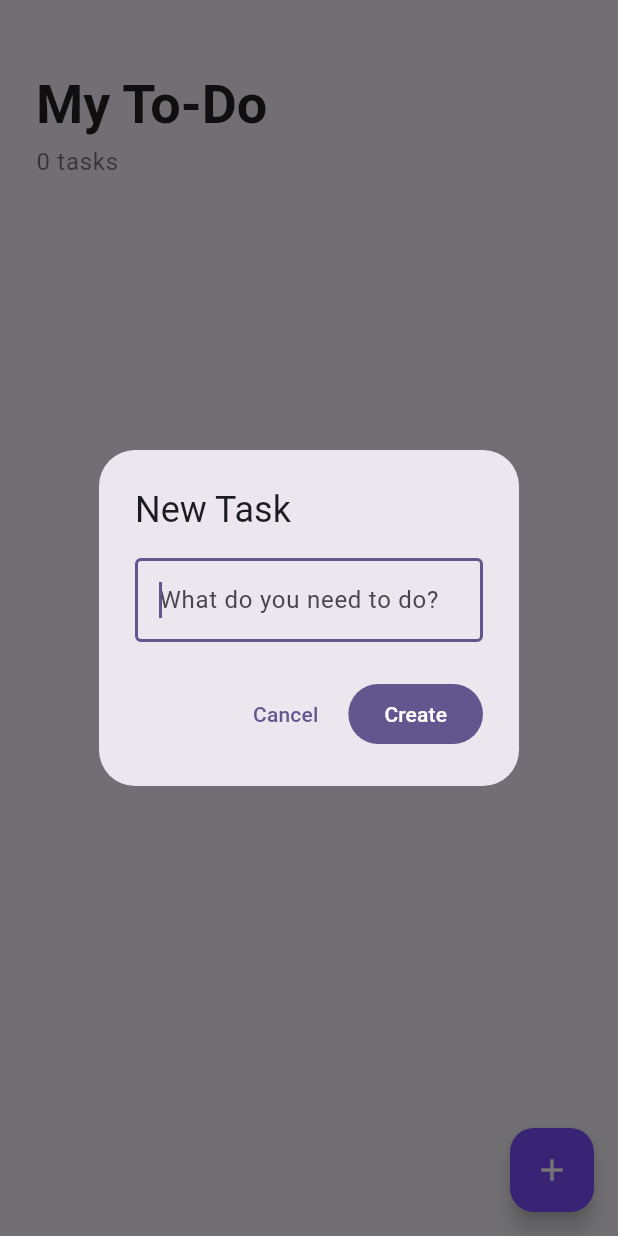
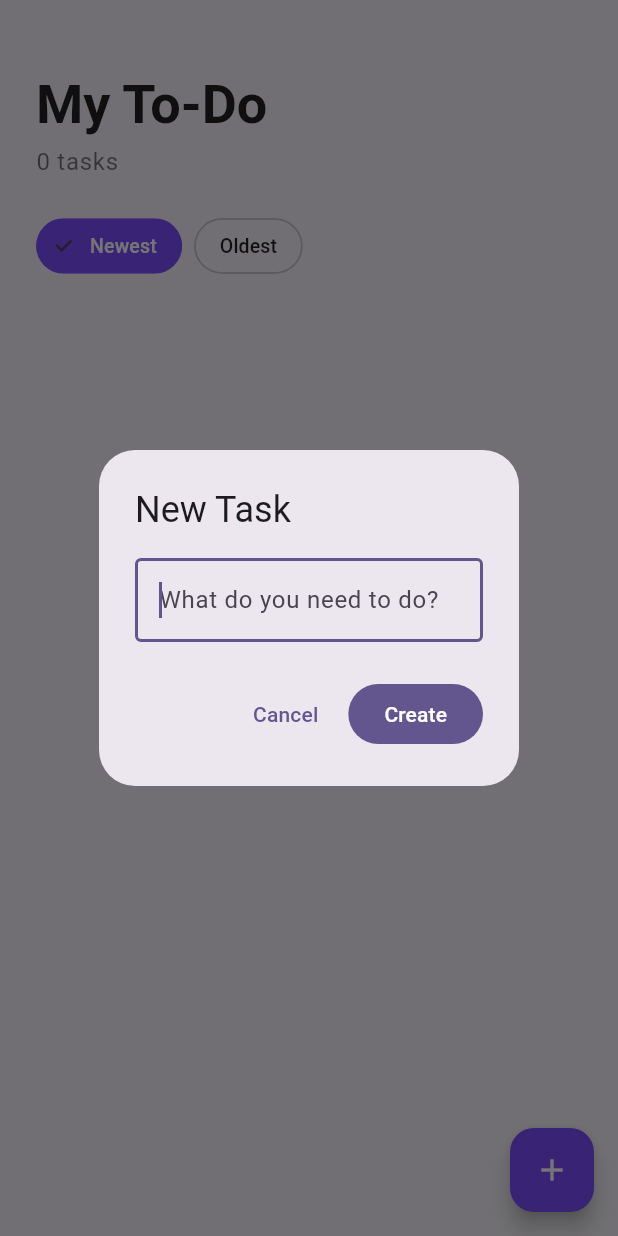
Before and after one commit to TotallyIndecisive/flutter-to-do-app, a Flutter app: the screen it shows after launch, after a tap on the "add" icon, on a phone screen of 412 x 824 dp. Run offline on Flutter 3.47's test engine with Material 3 defaults, Android fonts, the phone set to English and light mode, and no system bars; our stand-ins replace hive, hive_flutter; accounts and stored records are empty.

Commit message:
Newest/oldest option feature

```diff
--- a/lib/main.dart
+++ b/lib/main.dart
@@ -43,6 +43,7 @@ class _MyHomePageState extends State<MyHomePage> {
   final List<dynamic> _taskKeys = [];
   final TextEditingController _controller = TextEditingController();
   bool _initialized = false;
+  bool _sortNewestFirst = true;
 
   static const List<Color> _pastelColors = [
     Color(0xFFE8E0F0),
@@ -61,11 +62,10 @@ class _MyHomePageState extends State<MyHomePage> {
 
   Future<void> _initHive() async {
     _taskBox = await Hive.openBox<Task>('tasks');
-    final reversedKeys = _taskBox.keys.toList().reversed.toList();
-    final reversedValues = _taskBox.values.toList().reversed.toList();
     setState(() {
-      _tasks.addAll(reversedValues);
-      _taskKeys.addAll(reversedKeys);
+      _tasks.addAll(_taskBox.values);
+      _taskKeys.addAll(_taskBox.keys);
+      _applySort();
       _initialized = true;
     });
   }
@@ -75,9 +75,30 @@ class _MyHomePageState extends State<MyHomePage> {
     final task = Task(title: title.trim(), createdAt: DateTime.now());
     final key = _taskBox.add(task);
     setState(() {
-      _tasks.insert(0, task);
-      _taskKeys.insert(0, key);
+      _tasks.add(task);
+      _taskKeys.add(key);
+      _applySort();
     });
+  }
+
+  void _setSortOrder(bool newestFirst) {
+    setState(() {
+      _sortNewestFirst = newestFirst;
+      _applySort();
+    });
+  }
+
+  void _applySort() {
+    final combined = <MapEntry<dynamic, Task>>[
+      for (var i = 0; i < _tasks.length; i++) MapEntry(_taskKeys[i], _tasks[i]),
+    ];
+    combined.sort((a, b) => _sortNewestFirst
+        ? b.value.createdAt.compareTo(a.value.createdAt)
+        : a.value.createdAt.compareTo(b.value.createdAt));
+    for (var i = 0; i < combined.length; i++) {
+      _taskKeys[i] = combined[i].key;
+      _tasks[i] = combined[i].value;
+    }
   }
 
   void _removeTask(int index) {
@@ -131,12 +152,15 @@ class _MyHomePageState extends State<MyHomePage> {
     );
   }
 
-  String _formatDate(DateTime date) {
+  String _formatDateTime(DateTime date) {
     const months = [
       'Jan', 'Feb', 'Mar', 'Apr', 'May', 'Jun',
       'Jul', 'Aug', 'Sep', 'Oct', 'Nov', 'Dec',
     ];
-    return '${months[date.month - 1]} ${date.day}, ${date.year}';
+    final hour = date.hour % 12 == 0 ? 12 : date.hour % 12;
+    final minute = date.minute.toString().padLeft(2, '0');
+    final amPm = date.hour < 12 ? 'AM' : 'PM';
+    return '${months[date.month - 1]} ${date.day}, ${date.year}  $hour:$minute $amPm';
   }
 
   @override
@@ -175,7 +199,38 @@ class _MyHomePageState extends State<MyHomePage> {
                 ),
               ),
             ),
-            const SizedBox(height: 24),
+            const SizedBox(height: 20),
+            Padding(
+              padding: const EdgeInsets.symmetric(horizontal: 24),
+              child: Row(
+                children: [
+                  ChoiceChip(
+                    label: const Text('Newest'),
+                    selected: _sortNewestFirst,
+                    onSelected: (_) => _setSortOrder(true),
+                    shape: const StadiumBorder(),
+                    selectedColor: const Color(0xFF7C4DFF),
+                    labelStyle: TextStyle(
+                      color: _sortNewestFirst ? Colors.white : Colors.black87,
+                      fontSize: 13,
+                    ),
+                  ),
+                  const SizedBox(width: 8),
+                  ChoiceChip(
+                    label: const Text('Oldest'),
+                    selected: !_sortNewestFirst,
+                    onSelected: (_) => _setSortOrder(false),
+                    shape: const StadiumBorder(),
+                    selectedColor: const Color(0xFF7C4DFF),
+                    labelStyle: TextStyle(
+                      color: !_sortNewestFirst ? Colors.white : Colors.black87,
+                      fontSize: 13,
+                    ),
+                  ),
+                ],
+              ),
+            ),
+            const SizedBox(height: 16),
             Expanded(
               child: !_initialized
                   ? const Center(child: CircularProgressIndicator())
@@ -241,7 +296,7 @@ class _MyHomePageState extends State<MyHomePage> {
                               ),
                             ),
                             subtitle: Text(
-                              _formatDate(task.createdAt),
+                              _formatDateTime(task.createdAt),
                               style: TextStyle(
                                 fontSize: 13,
                                 color: completed ? Colors.black26 : Colors.black45,
```
Also changed, not shown: 1 other file.
